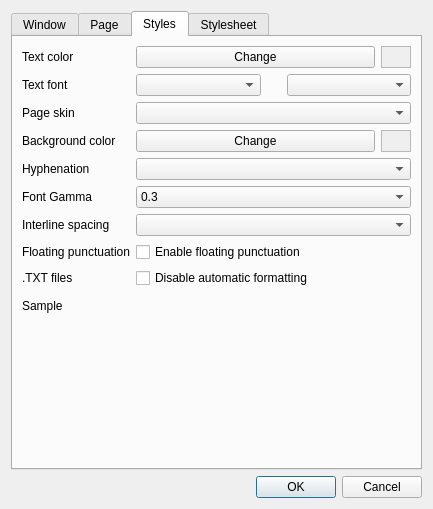
This is cr3qt/src/settings.ui in buggins/coolreader as Qt 5 draws it before an edit. The edited form follows.
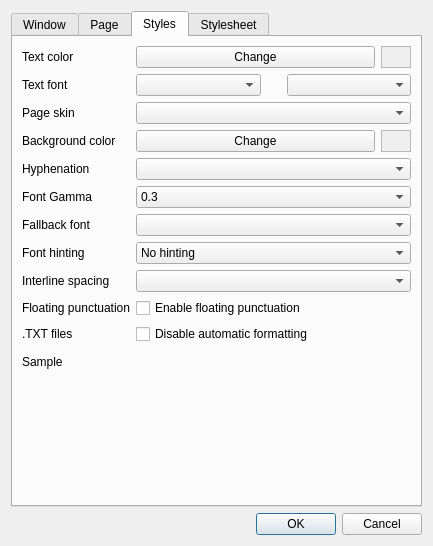
This is the edited form. Icons and pictures are not drawn. Custom widgets are drawn as their Qt base class.

Commit message: Qt: font hinting setting

The edit to the form file:
```diff
--- a/cr3qt/src/settings.ui
+++ b/cr3qt/src/settings.ui
@@ -10,7 +10,7 @@
     <x>0</x>
     <y>0</y>
     <width>433</width>
-    <height>509</height>
+    <height>546</height>
    </rect>
   </property>
   <property name="sizePolicy">
@@ -762,52 +762,52 @@
          <item row="7" column="1">
           <widget class="QComboBox" name="cbHyphenation"/>
          </item>
-         <item row="9" column="0">
+         <item row="13" column="0">
           <widget class="QLabel" name="label_13">
            <property name="text">
             <string>Interline spacing</string>
            </property>
           </widget>
          </item>
-         <item row="9" column="1">
+         <item row="13" column="1">
           <widget class="QComboBox" name="cbInterlineSpace"/>
          </item>
-         <item row="10" column="0">
+         <item row="14" column="0">
           <widget class="QLabel" name="label_18">
            <property name="text">
             <string>Floating punctuation</string>
            </property>
           </widget>
          </item>
-         <item row="10" column="1">
+         <item row="14" column="1">
           <widget class="QCheckBox" name="cbFloatingPunctuation">
            <property name="text">
             <string>Enable floating punctuation</string>
            </property>
           </widget>
          </item>
-         <item row="11" column="0">
+         <item row="15" column="0">
           <widget class="QLabel" name="label_17">
            <property name="text">
             <string>.TXT files</string>
            </property>
           </widget>
          </item>
-         <item row="11" column="1">
+         <item row="15" column="1">
           <widget class="QCheckBox" name="cbTxtPreFormatted">
            <property name="text">
             <string>Disable automatic formatting</string>
            </property>
           </widget>
          </item>
-         <item row="12" column="0">
+         <item row="16" column="0">
           <widget class="QLabel" name="label_15">
            <property name="text">
             <string>Sample</string>
            </property>
           </widget>
          </item>
-         <item row="12" column="1">
+         <item row="16" column="1">
           <widget class="CR3View" name="crSample" native="true">
            <property name="sizePolicy">
             <sizepolicy hsizetype="Expanding" vsizetype="Expanding">
@@ -1013,6 +1013,73 @@
            </property>
           </widget>
          </item>
+         <item row="12" column="0">
+          <widget class="QLabel" name="label_35">
+           <property name="text">
+            <string>Font hinting</string>
+           </property>
+          </widget>
+         </item>
+         <item row="12" column="1">
+          <widget class="QComboBox" name="cbFontHinting">
+           <property name="sizePolicy">
+            <sizepolicy hsizetype="Preferred" vsizetype="Fixed">
+             <horstretch>0</horstretch>
+             <verstretch>0</verstretch>
+            </sizepolicy>
+           </property>
+           <property name="minimumSize">
+            <size>
+             <width>60</width>
+             <height>0</height>
+            </size>
+           </property>
+           <property name="maximumSize">
+            <size>
+             <width>16777215</width>
+             <height>16777215</height>
+            </size>
+           </property>
+           <property name="baseSize">
+            <size>
+             <width>60</width>
+             <height>0</height>
+            </size>
+           </property>
+           <item>
+            <property name="text">
+             <string>No hinting</string>
+            </property>
+           </item>
+           <item>
+            <property name="text">
+             <string>Use bytecode</string>
+            </property>
+           </item>
+           <item>
+            <property name="text">
+             <string>Autohinting</string>
+            </property>
+           </item>
+          </widget>
+         </item>
+         <item row="11" column="0">
+          <widget class="QLabel" name="label_36">
+           <property name="text">
+            <string>Fallback font</string>
+           </property>
+          </widget>
+         </item>
+         <item row="11" column="1">
+          <widget class="QComboBox" name="cbFallbackFontFace">
+           <property name="sizePolicy">
+            <sizepolicy hsizetype="Preferred" vsizetype="Fixed">
+             <horstretch>0</horstretch>
+             <verstretch>0</verstretch>
+            </sizepolicy>
+           </property>
+          </widget>
+         </item>
         </layout>
        </item>
       </layout>
```
Left out of the diff: 6 changed lines with no effect on the pictures. The commit also changes 2 other files.
